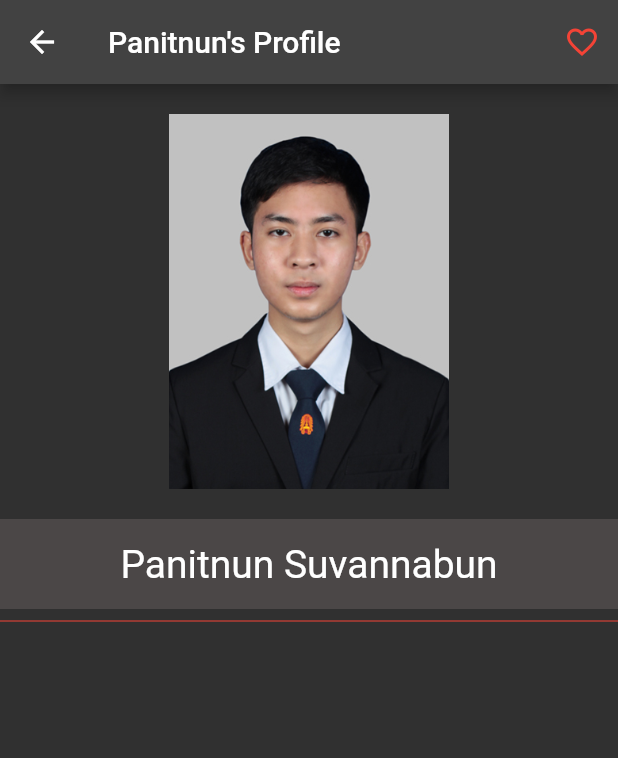
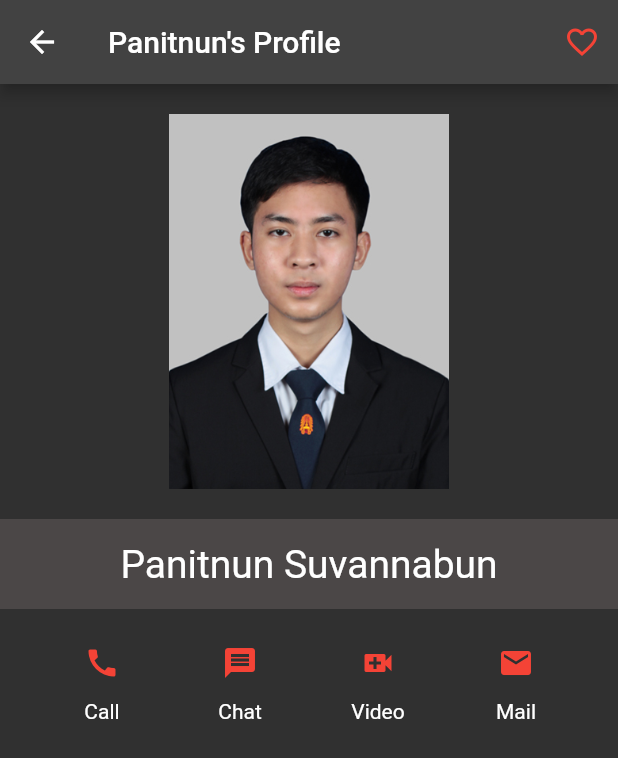
Before and after one commit to Panitnun-6243/flutter_contact_profile_app, a Flutter app: the screen it shows after launch, on a phone screen of 412 x 824 dp. Shown: the top 758 px of the screen. Run offline on Flutter 3.47's test engine with Material 2 defaults, Android fonts, the light colour scheme and no system bars.

Commit message:
Add Action Button

```diff
--- a/lib/main.dart
+++ b/lib/main.dart
@@ -60,13 +60,82 @@ class MyApp extends StatelessWidget {
                     height: 60,
                     color: const Color.fromARGB(179, 87, 81, 81),
                   ),
-                  const Divider(
-                    color: Colors.red,
-                  ),
+                  // const Divider(
+                  //   color: Colors.grey,
+                  //   thickness: 2,
+                  // ),
+                  Container(
+                    margin: const EdgeInsets.only(top: 12, bottom: 12),
+                    child: Row(
+                      mainAxisAlignment: MainAxisAlignment.spaceEvenly,
+                      children: [
+                        buildCallButton(),
+                        buildTextButton(),
+                        buildVideoCallButton(),
+                        buildEmailButton()
+                      ],
+                    ),
+                  )
                 ],
               )
             ],
           )),
     );
   }
+
+  Widget buildCallButton() {
+    return Column(
+      children: [
+        IconButton(
+            onPressed: () {},
+            icon: const Icon(
+              Icons.call,
+              color: Colors.red,
+            )),
+        const Text("Call")
+      ],
+    );
+  }
+
+  Widget buildTextButton() {
+    return Column(
+      children: [
+        IconButton(
+            onPressed: () {},
+            icon: const Icon(
+              Icons.message,
+              color: Colors.red,
+            )),
+        const Text("Chat")
+      ],
+    );
+  }
+
+  Widget buildVideoCallButton() {
+    return Column(
+      children: [
+        IconButton(
+            onPressed: () {},
+            icon: const Icon(
+              Icons.video_call,
+              color: Colors.red,
+            )),
+        const Text("Video")
+      ],
+    );
+  }
+
+  Widget buildEmailButton() {
+    return Column(
+      children: [
+        IconButton(
+            onPressed: () {},
+            icon: const Icon(
+              Icons.mail,
+              color: Colors.red,
+            )),
+        const Text("Mail")
+      ],
+    );
+  }
 }
```
